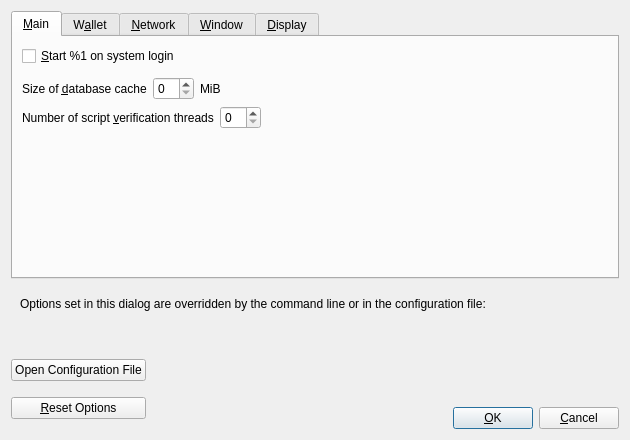
Qt form src/qt/forms/optionsdialog.ui (DigitalPandacoin/pandacoin) before a commit.
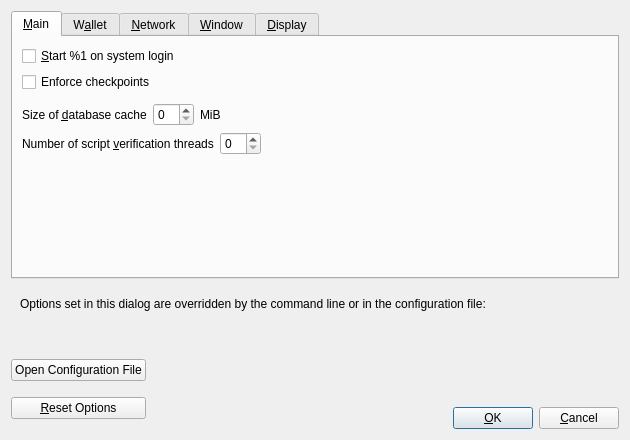
The same form after that commit. Custom widgets are drawn as their Qt base class.

Commit message:
Revert "removing checkpoint handling remains from the UX"
This reverts commit 3babf856

Diff of the .ui file:
```diff
--- a/src/qt/forms/optionsdialog.ui
+++ b/src/qt/forms/optionsdialog.ui
@@ -37,6 +37,16 @@
          </property>
         </widget>
        </item>
+       <item>
+        <widget class="QCheckBox" name="checkpointEnforce">
+         <property name="toolTip">
+          <string>Check this box to follow the centrally issued checkpoints.</string>
+         </property>
+         <property name="text">
+          <string>Enforce checkpoints</string>
+         </property>
+        </widget>
+       </item>
        <item>
         <spacer name="horizontalSpacer_0_Main">
          <property name="orientation">
```
The commit also changes 2 other files.
